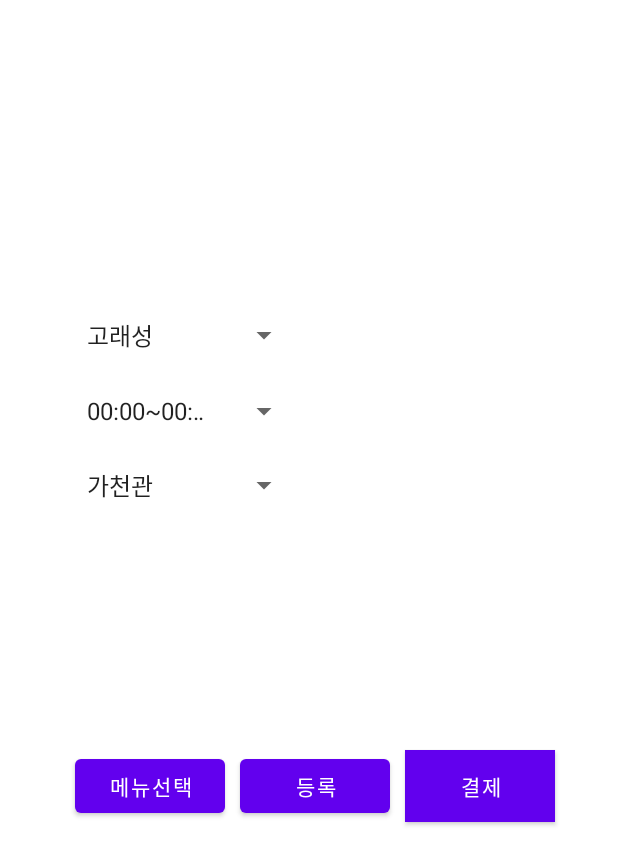
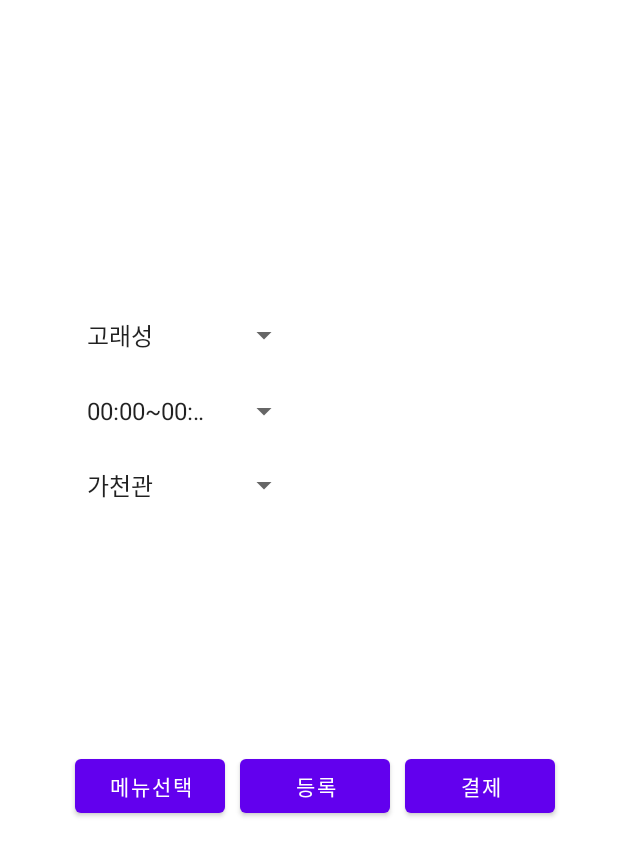
Before and after one commit to Hiksang/1-N, an Android app: the option screen opened directly, with no data from a screen before it, on a phone screen of 412 x 824 dp. Shown: the top 865 px of the screen. Run offline under Robolectric (Android 15) with nearby library versions, the phone set to English and light mode, and no system bars; our stand-ins replace Firebase (no records; nobody signed in at launch, a user with empty details on screens opened directly).

Commit message:
결제버튼

```diff
--- a/app/src/main/java/com/example/n1_project/NativeActivity.java
+++ b/app/src/main/java/com/example/n1_project/NativeActivity.java
@@ -1,6 +1,7 @@
 package com.example.n1_project;
 
 import android.content.Context;
+import android.content.Intent;
 import android.os.Bundle;
 import android.util.Log;
 import android.view.View;
@@ -119,7 +120,7 @@ public class NativeActivity extends AppCompatActivity {
 
         Payload payload = new Payload();
         payload.setApplicationId(application_id)
-                .setOrderName("부트페이 결제테스트")
+                .setOrderName("1/N 결제테스트")
                 .setPg(pg)
                 .setOrderId("1234")
                 .setMethod(method)
@@ -234,6 +235,9 @@ public class NativeActivity extends AppCompatActivity {
                     @Override
                     public void onDone(String data) {
                         Log.d("done", data);
+
+                        Intent intent = new Intent(NativeActivity.this,SignUpActivity.class);
+                        startActivity(intent);
                     }
                 }).requestPayment();
     }
--- a/app/src/main/res/layout/activity_option.xml
+++ b/app/src/main/res/layout/activity_option.xml
@@ -68,7 +68,6 @@
         android:layout_height="wrap_content"
         android:layout_marginLeft="10dp"
         android:layout_marginTop="500dp"
-        android:background="#4529e5"
         android:onClick="goNativeActivity"
         android:text="결제"
         android:textColor="#fff" />
```
Also changed, not shown: 14 other files.
